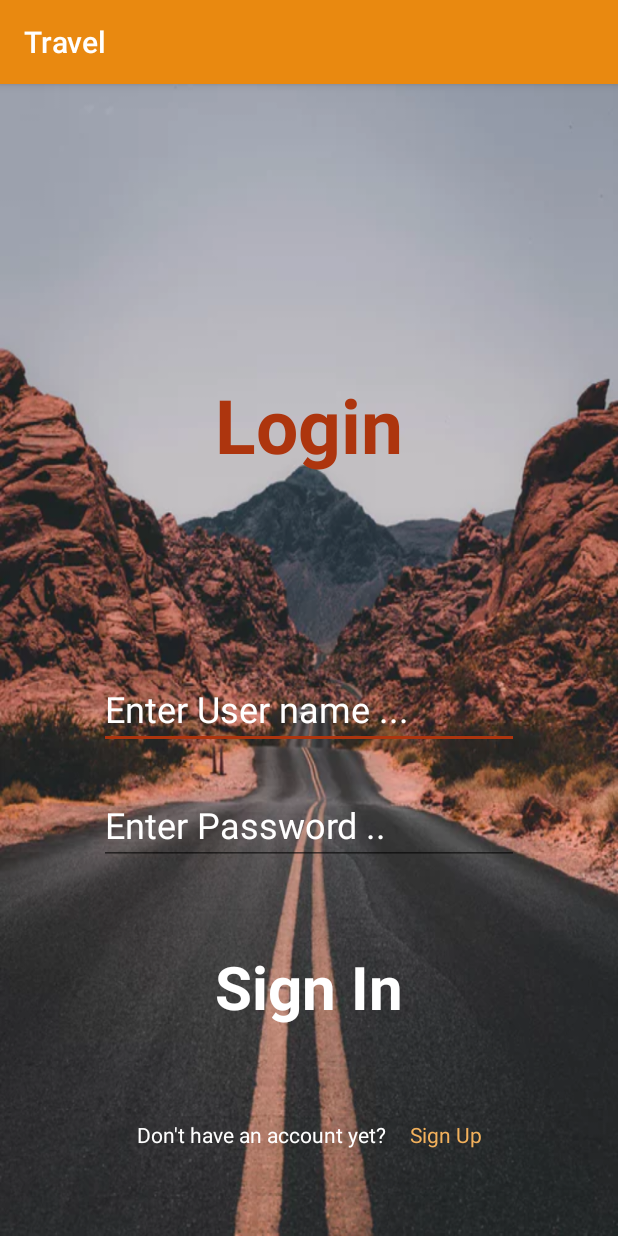
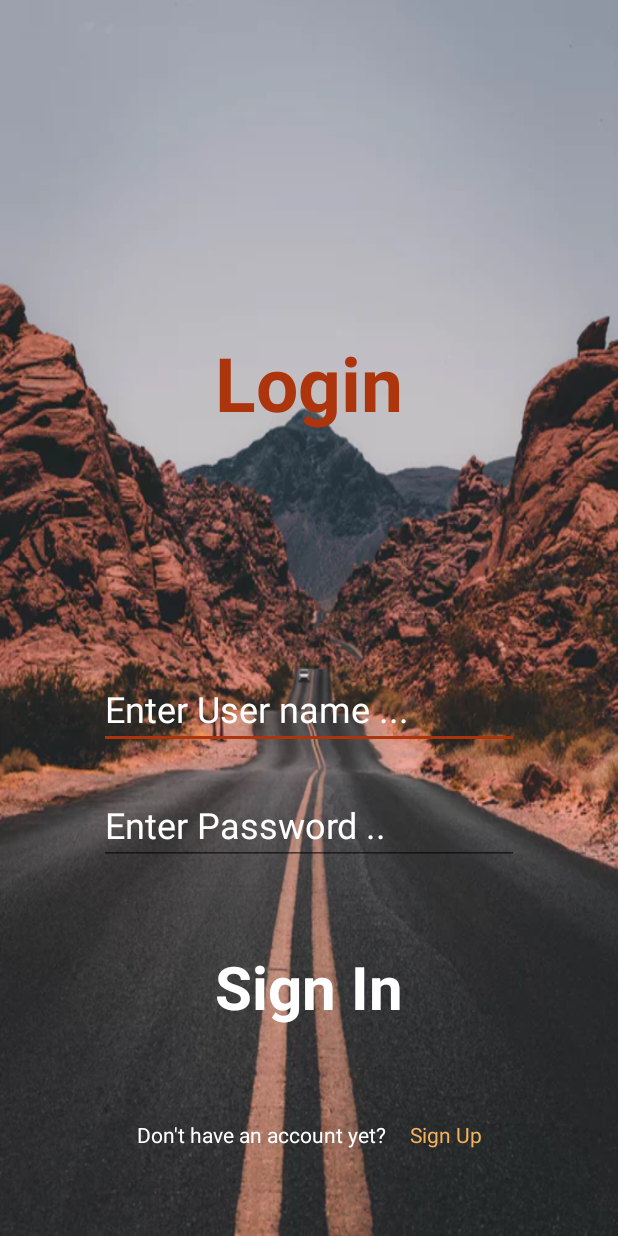
Before and after one commit to DSC-UB/travel_mobile, an Android app: the screen it shows after launch (LoginActivity), on a phone screen of 412 x 824 dp. Run offline under Robolectric (Android 15) with nearby library versions, the phone set to English and light mode, and no system bars.

Commit message:
removing appbar and building up user experience btw activities

```diff
--- a/app/src/main/AndroidManifest.xml
+++ b/app/src/main/AndroidManifest.xml
@@ -9,8 +9,10 @@
         android:roundIcon="@mipmap/ic_launcher_round"
         android:supportsRtl="true"
         android:theme="@style/AppTheme">
-        <activity android:name=".RegisterActivity"/>
-        <activity android:name=".LoginActivity">
+        <activity android:name=".RegisterActivity"
+            android:theme="@style/AppTheme.NoActionBar"/>
+        <activity android:name=".LoginActivity"
+            android:theme="@style/AppTheme.NoActionBar">
             <intent-filter>
                 <action android:name="android.intent.action.MAIN" />
 
--- a/app/src/main/java/com/dscub/travel/LoginActivity.kt
+++ b/app/src/main/java/com/dscub/travel/LoginActivity.kt
@@ -1,12 +1,24 @@
 package com.dscub.travel
 
+import android.content.Intent
 import androidx.appcompat.app.AppCompatActivity
 import android.os.Bundle
+import kotlinx.android.synthetic.main.activity_login.*
 
 class LoginActivity : AppCompatActivity() {
 
     override fun onCreate(savedInstanceState: Bundle?) {
         super.onCreate(savedInstanceState)
         setContentView(R.layout.activity_login)
+
+        sign_in.setOnClickListener{
+            val intent = Intent(this, MainActivity::class.java)
+            startActivity(intent)
+        }
+
+        goto_register_activity.setOnClickListener {
+            val intent = Intent(this, RegisterActivity::class.java)
+            startActivity(intent)
+        }
     }
 }
--- a/app/src/main/res/layout/activity_login.xml
+++ b/app/src/main/res/layout/activity_login.xml
@@ -49,12 +49,12 @@
         android:textColor="@color/colorWhite"
         android:textColorHint="@color/colorWhite"
         android:textSize="24sp"
-        app:layout_constraintBottom_toTopOf="@+id/button"
+        app:layout_constraintBottom_toTopOf="@+id/sign_in"
         app:layout_constraintEnd_toEndOf="parent"
         app:layout_constraintStart_toStartOf="parent" />
 
     <TextView
-        android:id="@+id/button"
+        android:id="@+id/sign_in"
         android:layout_width="wrap_content"
         android:layout_height="wrap_content"
         android:layout_marginBottom="50dp"
@@ -63,12 +63,12 @@
         android:textColor="@color/colorWhite"
         android:textSize="40sp"
         android:textStyle="bold"
-        app:layout_constraintBottom_toTopOf="@+id/linearLayout"
+        app:layout_constraintBottom_toTopOf="@+id/goto_register_activity"
         app:layout_constraintEnd_toEndOf="parent"
         app:layout_constraintStart_toStartOf="parent" />
 
     <LinearLayout
-        android:id="@+id/linearLayout"
+        android:id="@+id/goto_register_activity"
         android:layout_width="wrap_content"
         android:layout_height="wrap_content"
         android:layout_marginBottom="50dp"
--- a/app/src/main/res/values-v21/styles.xml
+++ b/app/src/main/res/values-v21/styles.xml
@@ -3,6 +3,6 @@
     <style name="AppTheme.NoActionBar">
         <item name="windowActionBar">false</item>
         <item name="windowNoTitle">true</item>
-        <item name="android:statusBarColor">@android:color/transparent</item>
+        <item name="android:statusBarColor">@color/colorPrimaryDark</item>
     </style>
 </resources>
```
Also changed, not shown: app/src/main/java/com/dscub/travel/RegisterActivity.kt (+12 -0 lines), app/src/main/res/layout/activity_register.xml (+4 -4 lines).
